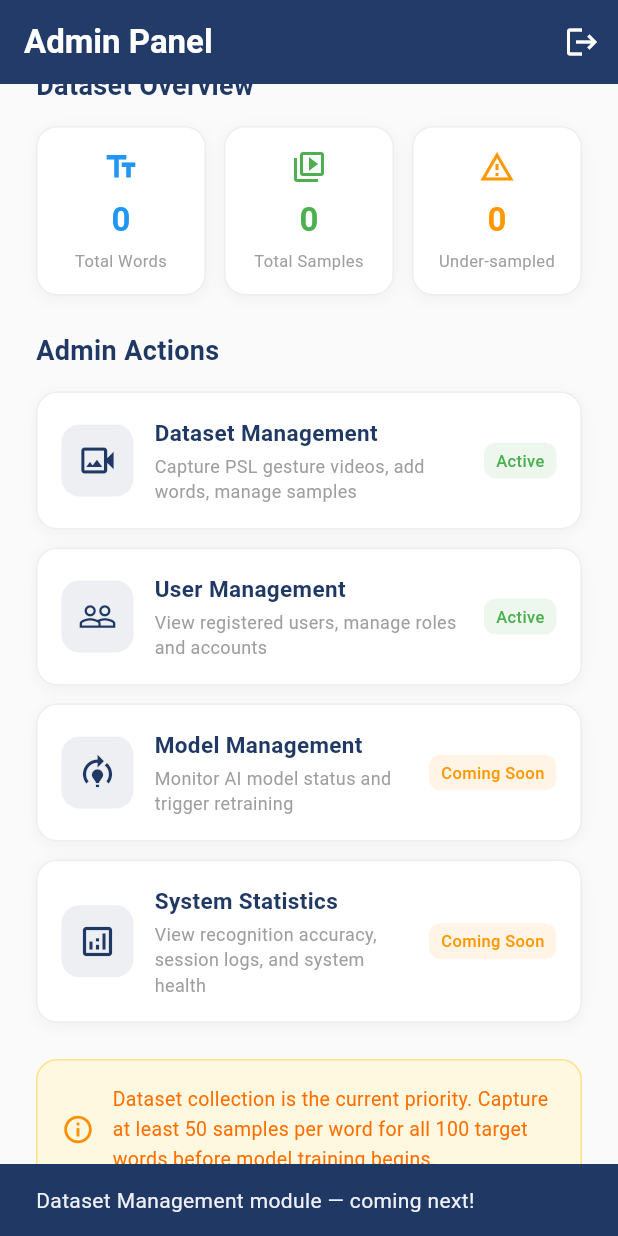
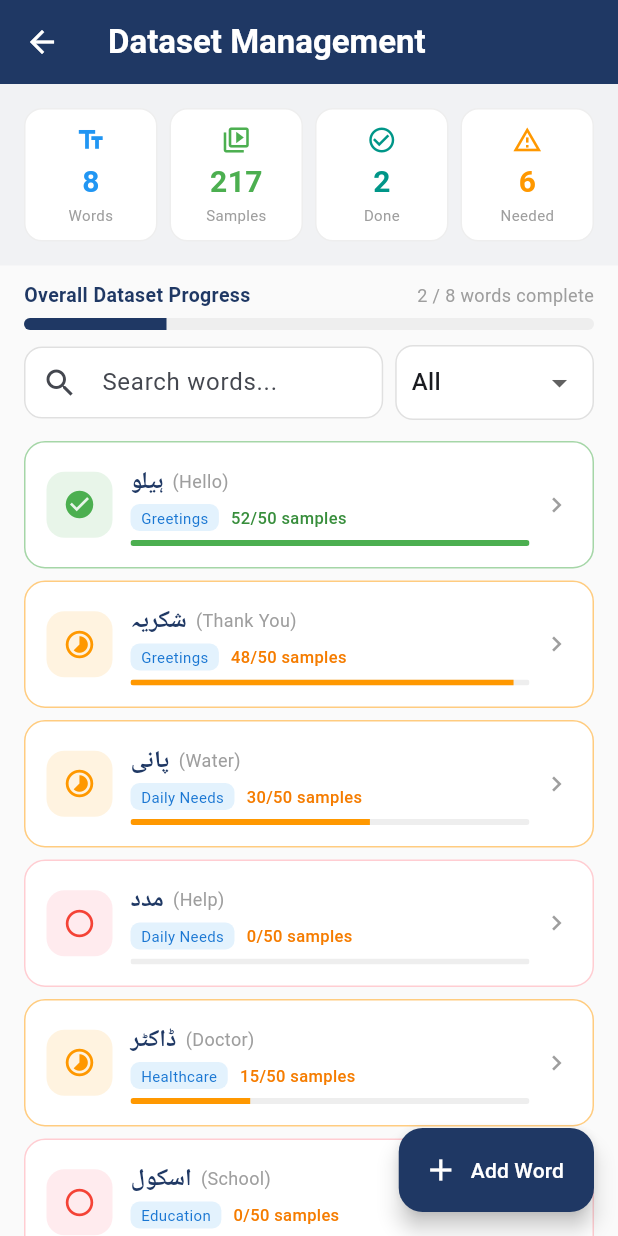
Before and after one commit to Shahbazbalti60/hamkalaam, a Flutter app: the AdminHomeScreen screen opened directly, scrolled down 218 dp, after a tap on "Dataset Management", on a phone screen of 412 x 824 dp. Run offline on Flutter 3.47's test engine with Material 3 defaults, Android fonts, the phone set to English and light mode, and no system bars; our stand-ins replace dio, flutter_secure_storage, jwt_decoder; accounts and stored records are empty.

Commit message:
Added admin dataset screen

```diff
--- /dev/null
+++ b/lib/screens/admin/admin_dataset_screen.dart
@@ -0,0 +1,417 @@
+import 'package:flutter/material.dart';
+
+class AdminDatasetScreen extends StatefulWidget {
+  const AdminDatasetScreen({super.key});
+
+  @override
+  State<AdminDatasetScreen> createState() => _AdminDatasetScreenState();
+}
+
+class _AdminDatasetScreenState extends State<AdminDatasetScreen> {
+  final List<Map<String, dynamic>> _words = [
+    {'id': 1, 'word': 'ہیلو', 'gloss': 'Hello', 'domain': 'Greetings', 'samples': 52},
+    {'id': 2, 'word': 'شکریہ', 'gloss': 'Thank You', 'domain': 'Greetings', 'samples': 48},
+    {'id': 3, 'word': 'پانی', 'gloss': 'Water', 'domain': 'Daily Needs', 'samples': 30},
+    {'id': 4, 'word': 'مدد', 'gloss': 'Help', 'domain': 'Daily Needs', 'samples': 0},
+    {'id': 5, 'word': 'ڈاکٹر', 'gloss': 'Doctor', 'domain': 'Healthcare', 'samples': 15},
+    {'id': 6, 'word': 'اسکول', 'gloss': 'School', 'domain': 'Education', 'samples': 0},
+    {'id': 7, 'word': 'کھانا', 'gloss': 'Food', 'domain': 'Daily Needs', 'samples': 22},
+    {'id': 8, 'word': 'گھر', 'gloss': 'Home', 'domain': 'Daily Needs', 'samples': 50},
+  ];
+
+  String _filterDomain = 'All';
+  String _searchQuery = '';
+  final TextEditingController _searchController = TextEditingController();
+
+  List<Map<String, dynamic>> get _filteredWords {
+    return _words.where((w) {
+      final matchesSearch = w['word'].contains(_searchQuery) ||
+          w['gloss'].toLowerCase().contains(_searchQuery.toLowerCase());
+      final matchesDomain = _filterDomain == 'All' || w['domain'] == _filterDomain;
+      return matchesSearch && matchesDomain;
+    }).toList();
+  }
+
+  void _showAddWordDialog() {
+    final wordController = TextEditingController();
+    final glossController = TextEditingController();
+    String selectedDomain = 'Greetings';
+
+    showDialog(
+      context: context,
+      builder: (context) => StatefulBuilder(
+        builder: (context, setDialogState) => AlertDialog(
+          title: const Text('Add New PSL Word',
+              style: TextStyle(color: Color(0xFF1F3864), fontWeight: FontWeight.bold)),
+          content: Column(
+            mainAxisSize: MainAxisSize.min,
+            children: [
+              TextField(
+                controller: wordController,
+                textDirection: TextDirection.rtl,
+                decoration: const InputDecoration(
+                  labelText: 'Urdu Word',
+                  border: OutlineInputBorder(),
+                  prefixIcon: Icon(Icons.text_fields),
+                ),
+              ),
+              const SizedBox(height: 12),
+              TextField(
+                controller: glossController,
+                decoration: const InputDecoration(
+                  labelText: 'English Gloss',
+                  border: OutlineInputBorder(),
+                  prefixIcon: Icon(Icons.translate),
+                ),
+              ),
+              const SizedBox(height: 12),
+              DropdownButtonFormField<String>(
+                value: selectedDomain,
+                decoration: const InputDecoration(
+                  labelText: 'Domain',
+                  border: OutlineInputBorder(),
+                  prefixIcon: Icon(Icons.category_outlined),
+                ),
+                items: ['Greetings', 'Healthcare', 'Education', 'Daily Needs', 'Numbers', 'Other']
+                    .map((d) => DropdownMenuItem(value: d, child: Text(d)))
+                    .toList(),
+                onChanged: (val) => setDialogState(() => selectedDomain = val!),
+              ),
+            ],
+          ),
+          actions: [
+            TextButton(onPressed: () => Navigator.pop(context), child: const Text('Cancel')),
+            ElevatedButton(
+              style: ElevatedButton.styleFrom(backgroundColor: const Color(0xFF1F3864)),
+              onPressed: () {
+                if (wordController.text.isNotEmpty && glossController.text.isNotEmpty) {
+                  setState(() {
+                    _words.add({
+                      'id': _words.length + 1,
+                      'word': wordController.text,
+                      'gloss': glossController.text,
+                      'domain': selectedDomain,
+                      'samples': 0,
+                    });
+                  });
+                  Navigator.pop(context);
+                  ScaffoldMessenger.of(context).showSnackBar(
+                    const SnackBar(content: Text('Word added!'), backgroundColor: Colors.green),
+                  );
+                }
+              },
+              child: const Text('Add Word', style: TextStyle(color: Colors.white)),
+            ),
+          ],
+        ),
+      ),
+    );
+  }
+
+  void _deleteWord(Map<String, dynamic> word) {
+    showDialog(
+      context: context,
+      builder: (context) => AlertDialog(
+        title: const Text('Delete Word'),
+        content: Text('Delete "${word['gloss']}" (${word['word']})?'),
+        actions: [
+          TextButton(onPressed: () => Navigator.pop(context), child: const Text('Cancel')),
+          ElevatedButton(
+            style: ElevatedButton.styleFrom(backgroundColor: Colors.red),
+            onPressed: () {
+              setState(() => _words.removeWhere((w) => w['id'] == word['id']));
+              Navigator.pop(context);
+              ScaffoldMessenger.of(context).showSnackBar(
+                SnackBar(content: Text('"${word['gloss']}" deleted'), backgroundColor: Colors.red),
+              );
+            },
+            child: const Text('Delete', style: TextStyle(color: Colors.white)),
+          ),
+        ],
+      ),
+    );
+  }
+
+  void _showWordDetails(Map<String, dynamic> word) {
+    showModalBottomSheet(
+      context: context,
+      shape: const RoundedRectangleBorder(borderRadius: BorderRadius.vertical(top: Radius.circular(20))),
+      builder: (context) => Padding(
+        padding: const EdgeInsets.all(24),
+        child: Column(
+          mainAxisSize: MainAxisSize.min,
+          crossAxisAlignment: CrossAxisAlignment.start,
+          children: [
+            Row(
+              children: [
+                Expanded(
+                  child: Column(
+                    crossAxisAlignment: CrossAxisAlignment.start,
+                    children: [
+                      Text(word['word'], style: const TextStyle(fontSize: 28, fontWeight: FontWeight.bold, color: Color(0xFF1F3864))),
+                      Text(word['gloss'], style: TextStyle(fontSize: 16, color: Colors.grey[600])),
+                    ],
+                  ),
+                ),
+                Container(
+                  padding: const EdgeInsets.symmetric(horizontal: 12, vertical: 6),
+                  decoration: BoxDecoration(color: Colors.blue[50], borderRadius: BorderRadius.circular(10)),
+                  child: Text(word['domain'], style: TextStyle(color: Colors.blue[700], fontWeight: FontWeight.w500)),
+                ),
+              ],
+            ),
+            const SizedBox(height: 20),
+            Row(
+              mainAxisAlignment: MainAxisAlignment.spaceBetween,
+              children: [
+                const Text('Sample Progress', style: TextStyle(fontWeight: FontWeight.w600, color: Color(0xFF1F3864))),
+                Text('${word['samples']}/50',
+                    style: TextStyle(color: word['samples'] >= 50 ? Colors.green : Colors.orange, fontWeight: FontWeight.bold)),
+              ],
+            ),
+            const SizedBox(height: 8),
+            ClipRRect(
+              borderRadius: BorderRadius.circular(8),
+              child: LinearProgressIndicator(
+                value: (word['samples'] as int) / 50,
+                minHeight: 10,
+                backgroundColor: Colors.grey[200],
+                valueColor: AlwaysStoppedAnimation<Color>(word['samples'] >= 50 ? Colors.green : Colors.orange),
+              ),
+            ),
+            const SizedBox(height: 20),
+            SizedBox(
+              width: double.infinity,
+              child: ElevatedButton.icon(
+                onPressed: () {
+                  Navigator.pop(context);
+                  ScaffoldMessenger.of(context).showSnackBar(
+                    const SnackBar(content: Text('Video capture — coming when camera is integrated!'), backgroundColor: Color(0xFF1F3864)),
+                  );
+                },
+                icon: const Icon(Icons.videocam),
+                label: const Text('Capture Sample Video'),
+                style: ElevatedButton.styleFrom(minimumSize: const Size(double.infinity, 48), shape: RoundedRectangleBorder(borderRadius: BorderRadius.circular(12))),
+              ),
+            ),
+            const SizedBox(height: 8),
+            SizedBox(
+              width: double.infinity,
+              child: OutlinedButton.icon(
+                onPressed: () { Navigator.pop(context); _deleteWord(word); },
+                icon: const Icon(Icons.delete_outline, color: Colors.red),
+                label: const Text('Delete Word', style: TextStyle(color: Colors.red)),
+                style: OutlinedButton.styleFrom(minimumSize: const Size(double.infinity, 48), side: const BorderSide(color: Colors.red), shape: RoundedRectangleBorder(borderRadius: BorderRadius.circular(12))),
+              ),
+            ),
+          ],
+        ),
+      ),
+    );
+  }
+
+  @override
+  Widget build(BuildContext context) {
+    final totalWords = _words.length;
+    final totalSamples = _words.fold<int>(0, (sum, w) => sum + (w['samples'] as int));
+    final underSampled = _words.where((w) => w['samples'] < 50).length;
+    final completed = _words.where((w) => w['samples'] >= 50).length;
+
+    return Scaffold(
+      backgroundColor: Colors.grey[50],
+      appBar: AppBar(
+        backgroundColor: const Color(0xFF1F3864),
+        foregroundColor: Colors.white,
+        title: const Text('Dataset Management', style: TextStyle(fontWeight: FontWeight.bold)),
+      ),
+      floatingActionButton: FloatingActionButton.extended(
+        onPressed: _showAddWordDialog,
+        backgroundColor: const Color(0xFF1F3864),
+        icon: const Icon(Icons.add, color: Colors.white),
+        label: const Text('Add Word', style: TextStyle(color: Colors.white)),
+      ),
+      body: Column(
+        children: [
+          Container(
+            padding: const EdgeInsets.all(16),
+            color: const Color(0xFF1F3864).withOpacity(0.04),
+            child: Row(
+              children: [
+                Expanded(child: _StatCard(title: 'Words', value: '$totalWords', color: Colors.blue, icon: Icons.text_fields)),
+                const SizedBox(width: 8),
+                Expanded(child: _StatCard(title: 'Samples', value: '$totalSamples', color: Colors.green, icon: Icons.video_library_outlined)),
+                const SizedBox(width: 8),
+                Expanded(child: _StatCard(title: 'Done', value: '$completed', color: Colors.teal, icon: Icons.check_circle_outline)),
+                const SizedBox(width: 8),
+                Expanded(child: _StatCard(title: 'Needed', value: '$underSampled', color: Colors.orange, icon: Icons.warning_amber_outlined)),
+              ],
+            ),
+          ),
+          Padding(
+            padding: const EdgeInsets.symmetric(horizontal: 16, vertical: 10),
+            child: Column(
+              crossAxisAlignment: CrossAxisAlignment.start,
+              children: [
+                Row(
+                  mainAxisAlignment: MainAxisAlignment.spaceBetween,
+                  children: [
+                    const Text('Overall Dataset Progress', style: TextStyle(fontSize: 13, fontWeight: FontWeight.w600, color: Color(0xFF1F3864))),
+                    Text('$completed / $totalWords words complete', style: TextStyle(fontSize: 12, color: Colors.grey[500])),
+                  ],
+                ),
+                const SizedBox(height: 6),
+                ClipRRect(
+                  borderRadius: BorderRadius.circular(8),
+                  child: LinearProgressIndicator(
+                    value: totalWords > 0 ? completed / totalWords : 0,
+                    minHeight: 8,
+                    backgroundColor: Colors.grey[200],
+                    valueColor: const AlwaysStoppedAnimation<Color>(Color(0xFF1F3864)),
+                  ),
+                ),
+              ],
+            ),
+          ),
+          Padding(
+            padding: const EdgeInsets.symmetric(horizontal: 16),
+            child: Row(
+              children: [
+                Expanded(
+                  child: TextField(
+                    controller: _searchController,
+                    onChanged: (val) => setState(() => _searchQuery = val),
+                    decoration: InputDecoration(
+                      hintText: 'Search words...',
+                      prefixIcon: const Icon(Icons.search),
+                      filled: true,
+                      fillColor: Colors.white,
+                      border: OutlineInputBorder(borderRadius: BorderRadius.circular(12), borderSide: BorderSide(color: Colors.grey[300]!)),
+                      enabledBorder: OutlineInputBorder(borderRadius: BorderRadius.circular(12), borderSide: BorderSide(color: Colors.grey[300]!)),
+                      contentPadding: const EdgeInsets.symmetric(horizontal: 16, vertical: 12),
+                    ),
+                  ),
+                ),
+                const SizedBox(width: 8),
+                Container(
+                  padding: const EdgeInsets.symmetric(horizontal: 10),
+                  decoration: BoxDecoration(color: Colors.white, borderRadius: BorderRadius.circular(12), border: Border.all(color: Colors.grey[300]!)),
+                  child: DropdownButtonHideUnderline(
+                    child: DropdownButton<String>(
+                      value: _filterDomain,
+                      items: ['All', 'Greetings', 'Healthcare', 'Education', 'Daily Needs', 'Numbers', 'Other']
+                          .map((d) => DropdownMenuItem(value: d, child: Text(d))).toList(),
+                      onChanged: (val) => setState(() => _filterDomain = val!),
+                    ),
+                  ),
+                ),
+              ],
+            ),
+          ),
+          const SizedBox(height: 10),
+          Expanded(
+            child: _filteredWords.isEmpty
+                ? Center(child: Column(mainAxisAlignment: MainAxisAlignment.center, children: [Icon(Icons.search_off, size: 60, color: Colors.grey[300]), const SizedBox(height: 12), Text('No words found', style: TextStyle(color: Colors.grey[400]))]))
+                : ListView.separated(
+                    padding: const EdgeInsets.fromLTRB(16, 4, 16, 80),
+                    itemCount: _filteredWords.length,
+                    separatorBuilder: (_, __) => const SizedBox(height: 8),
+                    itemBuilder: (context, index) {
+                      final word = _filteredWords[index];
+                      final isComplete = word['samples'] >= 50;
+                      final progress = (word['samples'] as int) / 50.0;
+                      return GestureDetector(
+                        onTap: () => _showWordDetails(word),
+                        child: Container(
+                          padding: const EdgeInsets.all(14),
+                          decoration: BoxDecoration(
+                            color: Colors.white,
+                            borderRadius: BorderRadius.circular(14),
+                            border: Border.all(color: isComplete ? Colors.green[200]! : word['samples'] == 0 ? Colors.red[100]! : Colors.orange[200]!),
+                          ),
+                          child: Row(
+                            children: [
+                              Container(
+                                width: 44, height: 44,
+                                decoration: BoxDecoration(
+                                  color: isComplete ? Colors.green[50] : word['samples'] == 0 ? Colors.red[50] : Colors.orange[50],
+                                  borderRadius: BorderRadius.circular(12),
+                                ),
+                                child: Icon(
+                                  isComplete ? Icons.check_circle : word['samples'] == 0 ? Icons.radio_button_unchecked : Icons.timelapse,
+                                  color: isComplete ? Colors.green : word['samples'] == 0 ? Colors.red : Colors.orange,
+                                  size: 22,
+                                ),
+                              ),
+                              const SizedBox(width: 12),
+                              Expanded(
+                                child: Column(
+                                  crossAxisAlignment: CrossAxisAlignment.start,
+                                  children: [
+                                    Row(children: [
+                                      Text(word['word'], style: const TextStyle(fontSize: 16, fontWeight: FontWeight.bold, color: Color(0xFF1F3864))),
+                                      const SizedBox(width: 6),
+                                      Text('(${word['gloss']})', style: TextStyle(color: Colors.grey[500], fontSize: 12)),
+                                    ]),
+                                    const SizedBox(height: 4),
+                                    Row(children: [
+                                      Container(
+                                        padding: const EdgeInsets.symmetric(horizontal: 7, vertical: 2),
+                                        decoration: BoxDecoration(color: Colors.blue[50], borderRadius: BorderRadius.circular(6)),
+                                        child: Text(word['domain'], style: TextStyle(color: Colors.blue[700], fontSize: 10)),
+                                      ),
+                                      const SizedBox(width: 8),
+                                      Text('${word['samples']}/50 samples',
+                                          style: TextStyle(fontSize: 11, color: isComplete ? Colors.green[700] : Colors.orange[700], fontWeight: FontWeight.w500)),
+                                    ]),
+                                    const SizedBox(height: 6),
+                                    ClipRRect(
+                                      borderRadius: BorderRadius.circular(4),
+                                      child: LinearProgressIndicator(
+                                        value: progress.clamp(0.0, 1.0),
+                                        minHeight: 4,
+                                        backgroundColor: Colors.grey[200],
+                                        valueColor: AlwaysStoppedAnimation<Color>(isComplete ? Colors.green : Colors.orange),
+                                      ),
+                                    ),
+                                  ],
+                                ),
+                              ),
+                              const SizedBox(width: 8),
+                              const Icon(Icons.chevron_right, color: Colors.grey, size: 20),
+                            ],
+                          ),
+                        ),
+                      );
+                    },
+                  ),
+          ),
+        ],
+      ),
+    );
+  }
+}
+
+class _StatCard extends StatelessWidget {
+  final String title;
+  final String value;
+  final Color color;
+  final IconData icon;
+
+  const _StatCard({required this.title, required this.value, required this.color, required this.icon});
+
+  @override
+  Widget build(BuildContext context) {
+    return Container(
+      padding: const EdgeInsets.all(10),
+      decoration: BoxDecoration(color: Colors.white, borderRadius: BorderRadius.circular(12), border: Border.all(color: Colors.grey[200]!)),
+      child: Column(
+        children: [
+          Icon(icon, color: color, size: 20),
+          const SizedBox(height: 4),
+          Text(value, style: TextStyle(fontSize: 20, fontWeight: FontWeight.bold, color: color)),
+          Text(title, style: TextStyle(color: Colors.grey[500], fontSize: 10)),
+        ],
+      ),
+    );
+  }
+}
--- a/lib/screens/home/admin_home_screen.dart
+++ b/lib/screens/home/admin_home_screen.dart
@@ -3,6 +3,7 @@ import 'package:provider/provider.dart';
 import '../../services/auth_service.dart';
 import '../auth/login_screen.dart';
 import '../admin/admin_user_management_screen.dart';
+import '../admin/admin_dataset_screen.dart';
 
 class AdminHomeScreen extends StatelessWidget {
   const AdminHomeScreen({super.key});
@@ -122,11 +123,9 @@ class AdminHomeScreen extends StatelessWidget {
               tag: 'Active',
               tagColor: Colors.green,
               onTap: () {
-                ScaffoldMessenger.of(context).showSnackBar(
-                  const SnackBar(
-                    content: Text('Dataset Management module — coming next!'),
-                    backgroundColor: Color(0xFF1F3864),
-                  ),
+                Navigator.push(
+                  context,
+                  MaterialPageRoute(builder: (_) => const AdminDatasetScreen()),
                 );
               },
             ),
```
